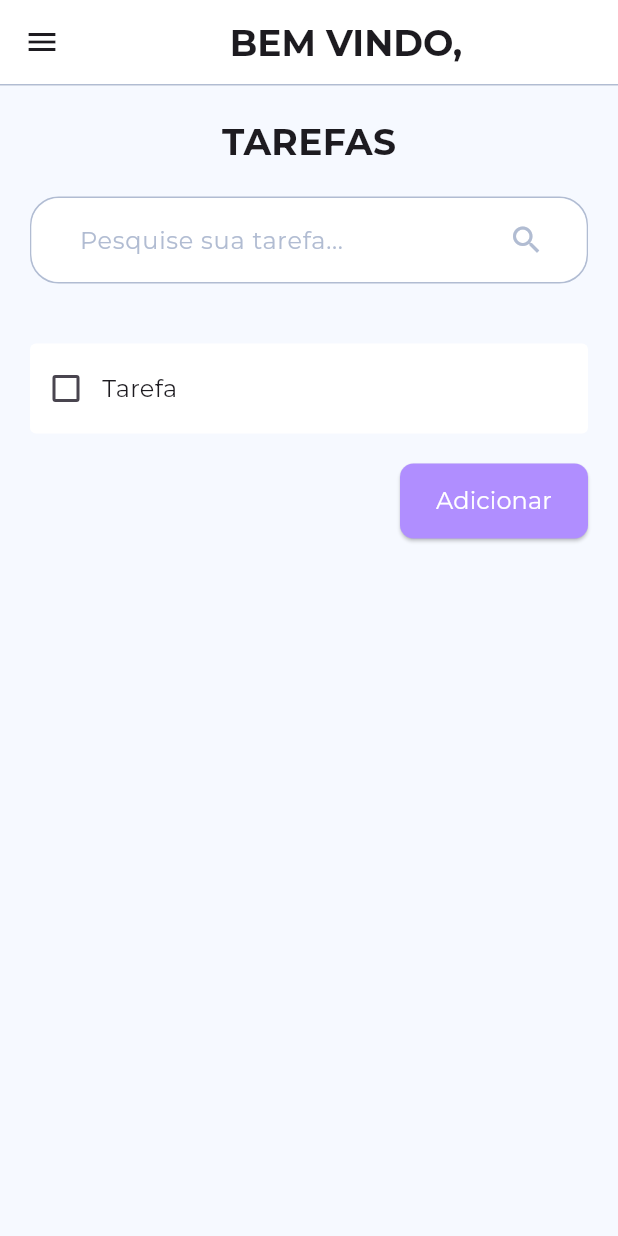
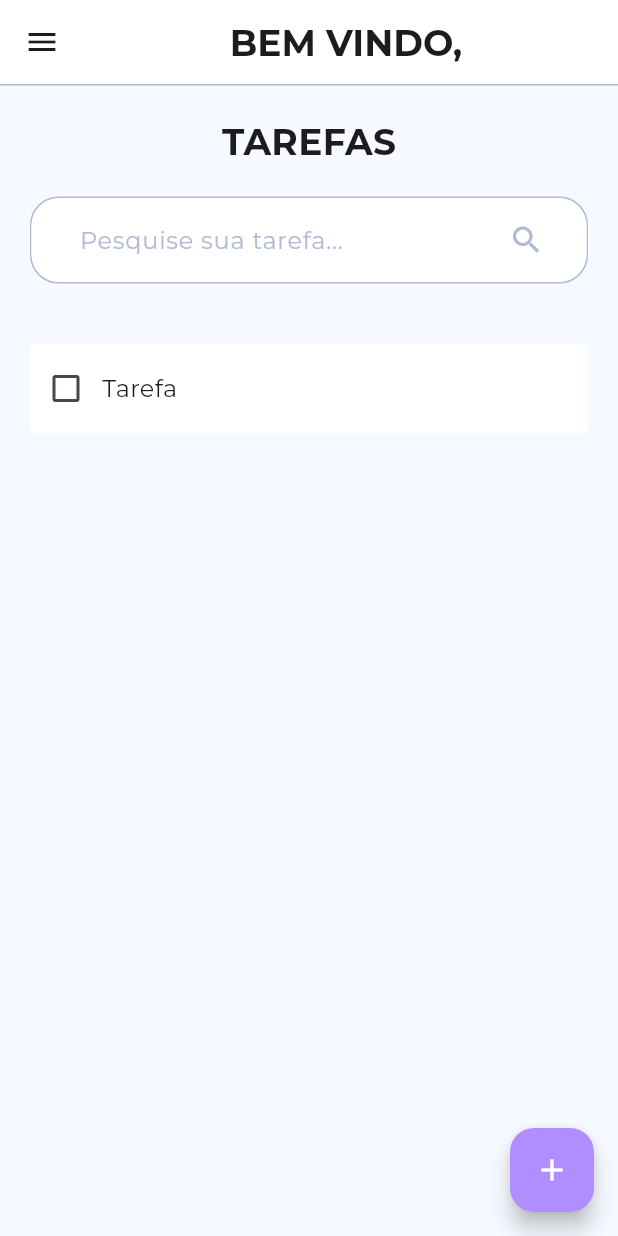
Before and after one commit to hellenilda/Tasks-manager-app, a Flutter app: the screen it shows after launch, after a tap on "Entrar", on a phone screen of 412 x 824 dp. Run offline on Flutter 3.47's test engine with Material 3 defaults, Android fonts, the phone set to English and light mode, and no system bars.

Commit message:
:recycle: refactor: botão 'Adicionar' trocado por FloatingActionButton

```diff
--- a/lib/features/home/home_page.dart
+++ b/lib/features/home/home_page.dart
@@ -121,34 +121,16 @@ class _HomePageState extends State<HomePage> {
                 ),
               ),
             ),
-            Padding(
-              padding: EdgeInsets.only(right: 20),
-              child: Row(
-                mainAxisAlignment: MainAxisAlignment.end,
-                children: [
-                  ElevatedButton(
-                    style: ElevatedButton.styleFrom(
-                      backgroundColor: AppColors.lilas,
-                      foregroundColor: AppColors.branco,
-                      minimumSize: Size(0, 50),
-                      shape: RoundedRectangleBorder(
-                        borderRadius: BorderRadius.circular(9.0)
-                      )
-                    ),
-                    onPressed: (){},
-                    child: Align(
-                      child: Text(
-                        'Adicionar',
-                        style: AppTextStyles.p,
-                      ),
-                    ),
-                  ),
-                ],
-              ),
-            ),
           ],
         ),
       ),
+      floatingActionButton: FloatingActionButton(
+        onPressed: (){},
+        backgroundColor: AppColors.lilas,
+        foregroundColor: AppColors.branco,
+        child: Icon(Icons.add)
+      ),
+      floatingActionButtonLocation: FloatingActionButtonLocation.endFloat,
     );
   }
 }
```
